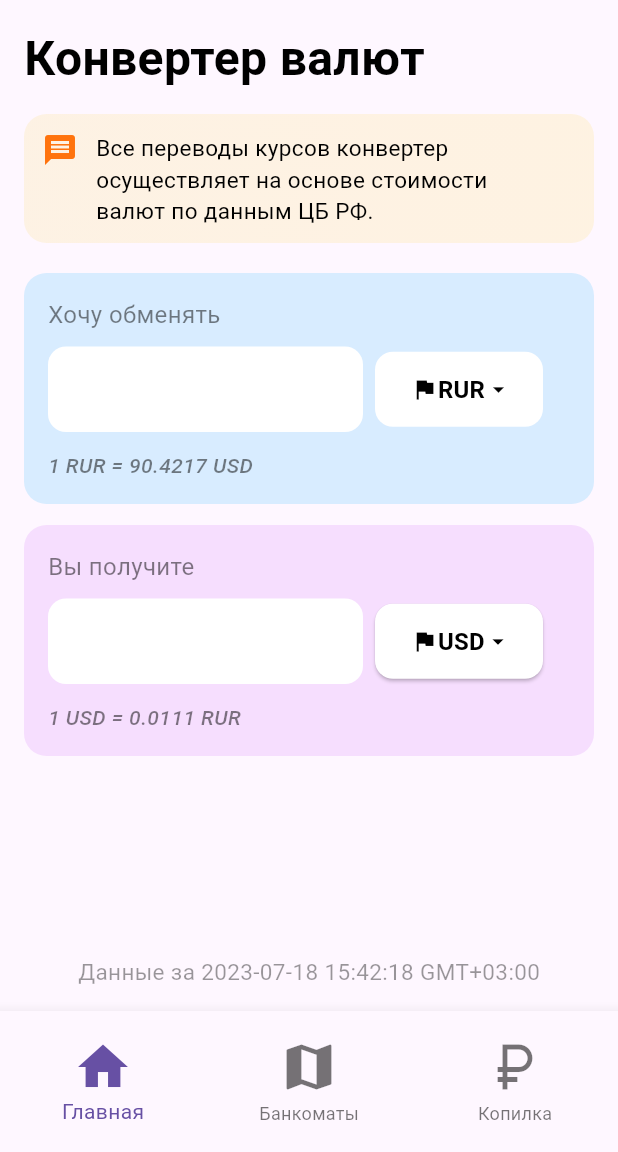
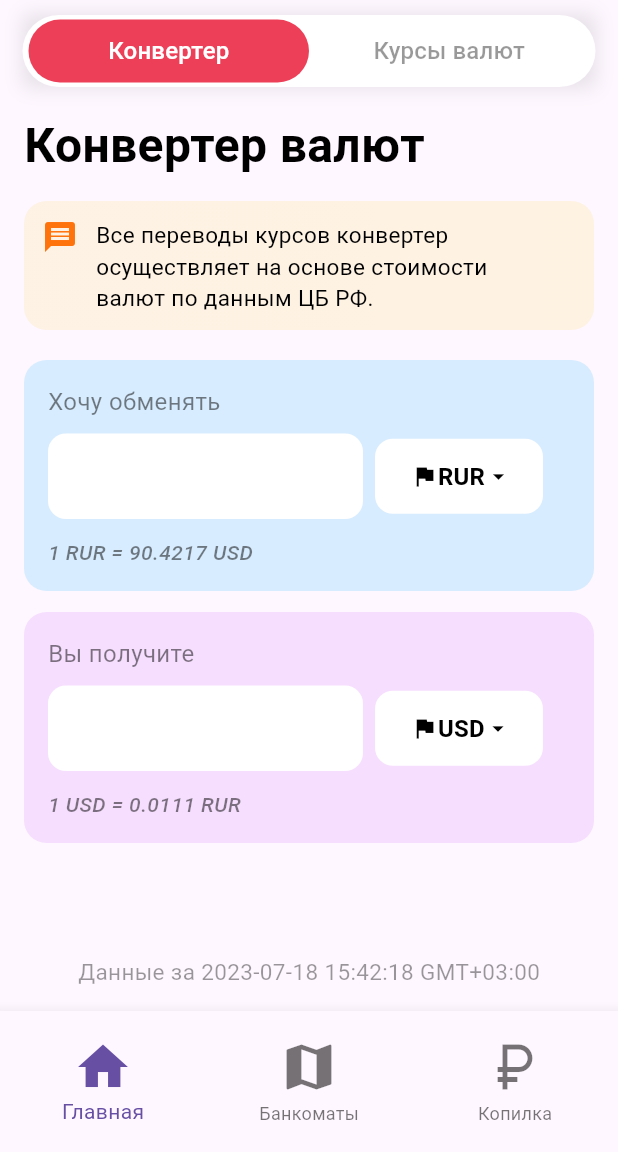
Before and after one commit to amfunNylord/currency_converter, a Flutter app: the screen it shows after launch, on a phone screen of 412 x 824 dp, the part 84-1236 px from its top. Run offline on Flutter 3.47's test engine with Material 3 defaults, Android fonts, the phone set to English and light mode, and no system bars.

Commit message:
Fixed last layout problems

```diff
--- a/lib/converter.dart
+++ b/lib/converter.dart
@@ -8,16 +8,78 @@ class Converter extends StatelessWidget {
   @override
   Widget build(BuildContext context) {
     return Column(
-      mainAxisAlignment: MainAxisAlignment.spaceBetween,
       children: [
         Padding(
-          padding: const EdgeInsets.only(left: 16.0, right: 16.0),
+          padding: const EdgeInsets.only(top: 10),
+          child: SizedBox(
+              width: 382,
+              child: Container(
+                decoration: const BoxDecoration(boxShadow: [
+                  BoxShadow(
+                    color: Color.fromRGBO(0, 0, 0, 0.1),
+                    blurRadius: 10,
+                  )
+                ]),
+                child: Container(
+                  decoration: BoxDecoration(
+                    color: Colors.white,
+                    borderRadius: BorderRadius.circular(100),
+                  ),
+                  child: Row(
+                      mainAxisAlignment: MainAxisAlignment.center,
+                      children: [
+                        ElevatedButton(
+                          onPressed: null,
+                          style: ButtonStyle(
+                              minimumSize: const MaterialStatePropertyAll<Size>(
+                                  Size(187, 42)),
+                              backgroundColor:
+                                  const MaterialStatePropertyAll<Color>(
+                                      Color.fromRGBO(238, 63, 88, 1)),
+                              shape: MaterialStatePropertyAll<OutlinedBorder>(
+                                  RoundedRectangleBorder(
+                                      borderRadius:
+                                          BorderRadius.circular(100)))),
+                          child: const Text('Конвертер',
+                              style: TextStyle(
+                                  fontFamily: 'Roboto',
+                                  fontWeight: FontWeight.w500,
+                                  fontSize: 16,
+                                  height: 1.2,
+                                  color: Colors.white)),
+                        ),
+                        ElevatedButton(
+                            style: ButtonStyle(
+                                minimumSize:
+                                    const MaterialStatePropertyAll<Size>(
+                                        Size(187, 42)),
+                                backgroundColor:
+                                    const MaterialStatePropertyAll<Color>(
+                                        Colors.white),
+                                shape: MaterialStatePropertyAll<OutlinedBorder>(
+                                    RoundedRectangleBorder(
+                                        borderRadius:
+                                            BorderRadius.circular(100)))),
+                            onPressed: null,
+                            child: Text(
+                              'Курсы валют',
+                              style: TextStyle(
+                                  fontFamily: 'Roboto',
+                                  fontWeight: FontWeight.w500,
+                                  fontSize: 16,
+                                  height: 1.2,
+                                  color: Colors.black.withOpacity(0.4)),
+                            ))
+                      ]),
+                ),
+              )),
+        ),
+        Padding(
+          padding: const EdgeInsets.only(top: 16, left: 16.0, right: 16.0),
           child: Column(
             children: [
               const Align(
                 alignment: Alignment.centerLeft,
-                child: Padding(
-                  padding: EdgeInsets.only(top: 16),
                 child: Text(
                   'Конвертер валют',
                   style: TextStyle(
@@ -25,7 +87,6 @@ class Converter extends StatelessWidget {
                       fontSize: 32,
                       fontWeight: FontWeight.w600,
                       fontFamily: 'Roboto'),
-                  ),
                 ),
               ),
               Column(
@@ -83,7 +144,8 @@ class Converter extends StatelessWidget {
             ],
           ),
         ),
-        // здесь убрать для сообщения с ошибкой
+        // и эту штуку убрать
+        Expanded(child: Container()),
         Padding(
           padding: const EdgeInsets.only(bottom: 16),
           child: Text(
--- a/lib/other_currency_input.dart
+++ b/lib/other_currency_input.dart
@@ -55,6 +55,7 @@ class _OtherCurrencyInputState extends State<OtherCurrencyInput> {
                   padding: const EdgeInsets.only(left: 8),
                   child: ElevatedButton(
                       style: ButtonStyle(
+                          elevation: const MaterialStatePropertyAll(0.0),
                           shape: MaterialStatePropertyAll<OutlinedBorder>(
                               RoundedRectangleBorder(
                                   borderRadius: BorderRadius.circular(12))),
```
Lines whose indentation alone changed are shown as unchanged.
